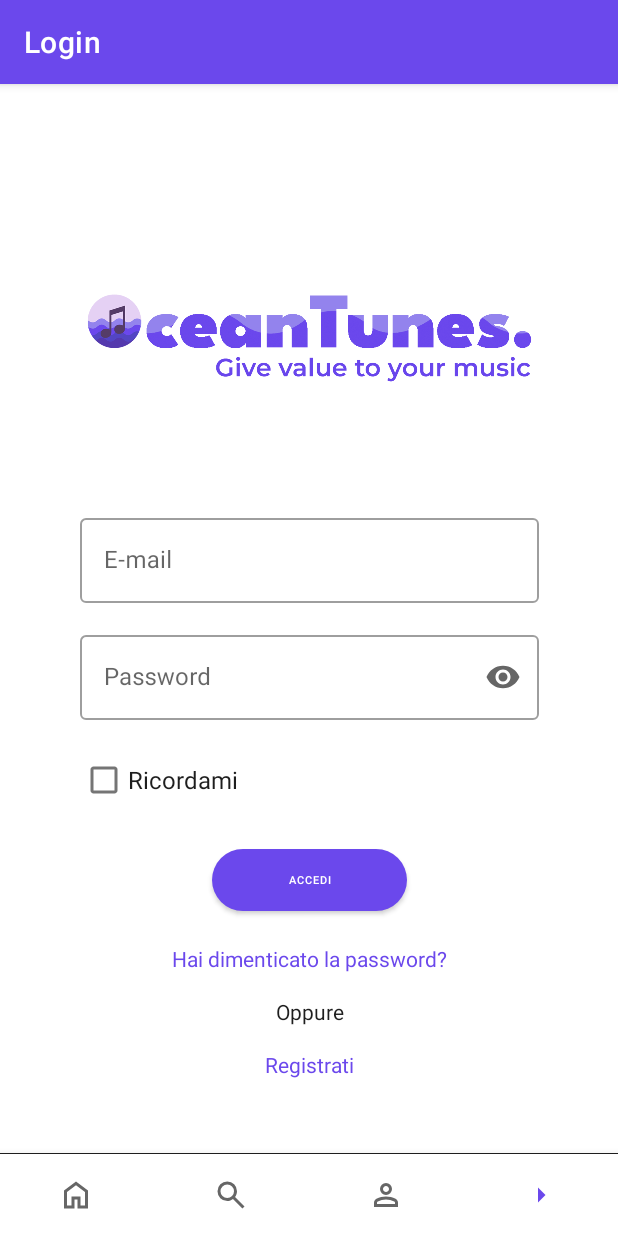
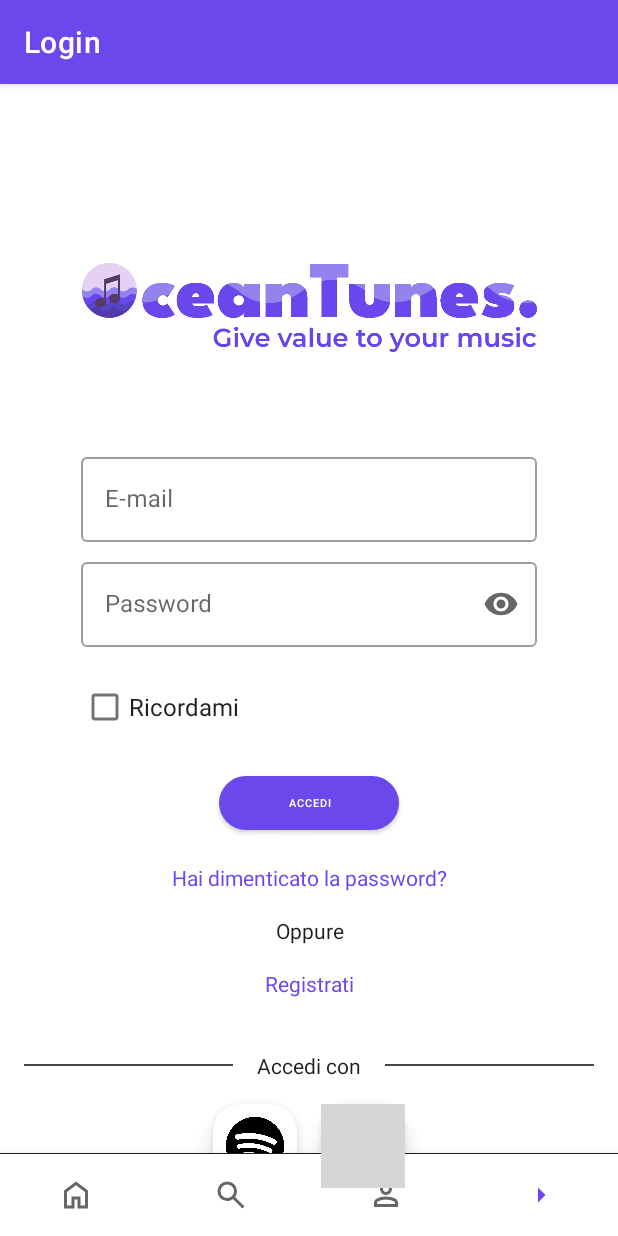
Before and after one commit to Magliaa/OceanTunes, an Android app: the LoginFragment screen opened through its navigation route, on a phone screen of 412 x 824 dp. Run offline under Robolectric (Android 15) with nearby library versions, the phone set to English and light mode, and no system bars; our stand-ins replace navigation-ui; grey boxes are pictures that could not be loaded.

Commit message:
🐛 responsiveness fixes for smaller screens (login & register)

```diff
--- a/app/src/main/res/layout/activity_login.xml
+++ b/app/src/main/res/layout/activity_login.xml
@@ -10,25 +10,26 @@
     android:background="@color/white"
     tools:context=".MainActivity">
 
-    <!-- Guideline per il margine superiore -->
+    <!-- Guideline superiore -->
     <androidx.constraintlayout.widget.Guideline
         android:id="@+id/topGuideline"
         android:layout_width="0dp"
         android:layout_height="0dp"
-        app:layout_constraintGuide_begin="60dp" />
+        app:layout_constraintGuide_percent="0.1" />
 
-    <!-- Guideline per il margine inferiore -->
+    <!-- Guideline inferiore -->
     <androidx.constraintlayout.widget.Guideline
         android:id="@+id/bottomGuideline"
         android:layout_width="0dp"
         android:layout_height="0dp"
-        app:layout_constraintGuide_end="120dp" />
+        app:layout_constraintGuide_percent="0.9" />
 
     <!-- Logo -->
     <ImageView
         android:id="@+id/logoImage"
-        android:layout_width="306dp"
-        android:layout_height="196dp"
+        android:layout_width="314dp"
+        android:layout_height="155dp"
+        android:adjustViewBounds="true"
         android:contentDescription="@string/logo_desc"
         android:src="@drawable/ic_logo_oceantunes"
         app:layout_constraintWidth_percent="0.5"
@@ -44,8 +45,9 @@
         android:layout_height="wrap_content"
         android:layout_marginTop="16dp"
         app:layout_constraintTop_toBottomOf="@id/logoImage"
-        app:layout_constraintStart_toStartOf="@id/logoImage"
-        app:layout_constraintEnd_toEndOf="@id/logoImage"
+        app:layout_constraintStart_toStartOf="parent"
+        app:layout_constraintEnd_toEndOf="parent"
+        app:layout_constraintWidth_percent="0.8"
         style="@style/Widget.MaterialComponents.TextInputLayout.OutlinedBox">
 
         <com.google.android.material.textfield.TextInputEditText
@@ -60,10 +62,11 @@
         android:id="@+id/passwordInput"
         android:layout_width="0dp"
         android:layout_height="wrap_content"
-        android:layout_marginTop="16dp"
+        android:layout_marginTop="8dp"
         app:layout_constraintTop_toBottomOf="@id/usernameInput"
-        app:layout_constraintStart_toStartOf="@id/logoImage"
-        app:layout_constraintEnd_toEndOf="@id/logoImage"
+        app:layout_constraintStart_toStartOf="parent"
+        app:layout_constraintEnd_toEndOf="parent"
+        app:layout_constraintWidth_percent="0.8"
         app:endIconMode="password_toggle"
         style="@style/Widget.MaterialComponents.TextInputLayout.OutlinedBox">
 
@@ -71,8 +74,8 @@
             android:layout_width="match_parent"
             android:layout_height="wrap_content"
             android:minHeight="48dp"
+            android:hint="@string/password_hint"
             android:inputType="textPassword"
-            android:hint="@string/password_hint"
             android:textColorHint="@color/dark" />
     </com.tunagold.oceantunes.ui.components.MaterialTextInput>
 
@@ -83,28 +86,29 @@
         android:layout_height="wrap_content"
         android:layout_marginTop="16dp"
         app:layout_constraintTop_toBottomOf="@id/passwordInput"
-        app:layout_constraintStart_toStartOf="@id/logoImage"
-        app:layout_constraintEnd_toEndOf="@id/logoImage"
+        app:layout_constraintStart_toStartOf="parent"
+        app:layout_constraintEnd_toEndOf="parent"
+        app:layout_constraintWidth_percent="0.8"
         android:minHeight="48dp"
         android:text="@string/remember_me"
         android:textColor="@color/dark"
         android:textSize="16sp" />
 
+    <!-- Pulsante Accedi -->
     <com.tunagold.oceantunes.ui.components.MaterialButton
         android:id="@+id/loginButton"
-        android:layout_width="130dp"
+        android:layout_width="120dp"
         android:layout_height="wrap_content"
         android:layout_marginTop="16dp"
+        app:layout_constraintTop_toBottomOf="@id/rememberMeCheckBox"
+        app:layout_constraintStart_toStartOf="parent"
+        app:layout_constraintEnd_toEndOf="parent"
+        app:layout_constraintWidth_percent="0.6"
         app:buttonColor="@color/purple3"
         android:minHeight="48dp"
         app:buttonText="@string/login_button"
         android:textColor="@color/white"
-        android:textSize="18sp"
-        android:padding="15dp"
-        app:layout_constraintEnd_toEndOf="@id/logoImage"
-        app:layout_constraintStart_toStartOf="@id/logoImage"
-        app:layout_constraintTop_toBottomOf="@id/rememberMeCheckBox"
-        android:contentDescription="@string/login_button_description" />
+        android:textSize="18sp" />
 
     <!-- Password dimenticata -->
     <TextView
@@ -145,23 +149,23 @@
         android:textColor="@color/purple3"
         android:textSize="14sp" />
 
-    <!-- Divider "Accedi con" -->
+
+
+    <!-- Divider social login  -->
     <LinearLayout
         android:id="@+id/dividerContainer"
         android:layout_width="0dp"
         android:layout_height="wrap_content"
-        android:layout_marginTop="65dp"
         android:gravity="center"
-        app:layout_constraintTop_toBottomOf="@id/registerText"
-        app:layout_constraintStart_toStartOf="@id/logoImage"
-        app:layout_constraintEnd_toEndOf="@id/logoImage">
-
+        app:layout_constraintBottom_toTopOf="@+id/socialLoginContainer"
+        app:layout_constraintStart_toStartOf="parent"
+        app:layout_constraintEnd_toEndOf="parent"
+        android:layout_marginBottom="16dp">
         <View
             android:layout_width="0dp"
             android:layout_height="1dp"
             android:layout_weight="1"
             android:background="@color/gray" />
-
         <TextView
             android:id="@+id/loginWithText"
             android:layout_width="wrap_content"
@@ -170,7 +174,6 @@
             android:text="@string/login_fab"
             android:textColor="@color/dark"
             android:textSize="14sp" />
-
         <View
             android:layout_width="0dp"
             android:layout_height="1dp"
@@ -183,12 +186,11 @@
         android:id="@+id/socialLoginContainer"
         android:layout_width="0dp"
         android:layout_height="wrap_content"
-        android:layout_marginTop="32dp"
         android:gravity="center"
-        app:layout_constraintEnd_toEndOf="@id/logoImage"
-        app:layout_constraintStart_toStartOf="@id/logoImage"
-        app:layout_constraintTop_toBottomOf="@id/dividerContainer">
-
+        app:layout_constraintBottom_toBottomOf="parent"
+        app:layout_constraintStart_toStartOf="parent"
+        app:layout_constraintEnd_toEndOf="parent"
+        android:layout_marginBottom="16dp">
         <!-- Spotify Button -->
         <com.google.android.material.card.MaterialCardView
             android:layout_width="56dp"
--- a/app/src/main/res/values/strings.xml
+++ b/app/src/main/res/values/strings.xml
@@ -15,7 +15,7 @@
     <string name="login_fab">Accedi con</string>
     <string name="username_hint">Username</string>
     <string name="confirm_pwd_hint">Conferma Password</string>
-    <string name="login_text">Accedi</string>
+    <string name="login_text">Sei già registrato? Accedi</string>
     <string name="register_fab">Registrati con</string>
     <string name="logo_desc">Logo di OceanTunes</string>
     <string name="spotify_desc">Accedi con Spotify</string>
```
Also changed, not shown: app/src/main/res/layout/activity_register.xml (+28 -50 lines).
